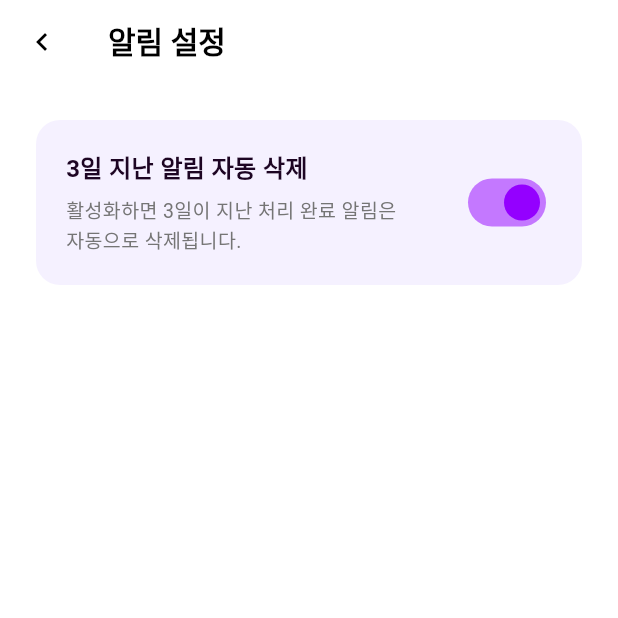
After one commit to CSID-DGU/2025-2-CSC4004-1-1-Fratelli, a Flutter app: the NotificationSettingPage screen opened directly, on a phone screen of 412 x 824 dp, the top half of it. The commit adds this screen. Run offline on Flutter 3.47's test engine with Material 3 defaults, Android fonts, the phone set to English and light mode, and no system bars; our stand-ins replace dio, file_picker, firebase_core, firebase_messaging, flutter_dotenv, flutter_local_notifications and 7 more; missing offline and left inert: gal; accounts and stored records are empty; generated files the repository leaves out were written again; network calls fail.

Commit message:
feat(notification): Implement notification settings page with auto-cleanup feature for expired notifications

```diff
--- /dev/null
+++ b/front_app/lib/pages/mypage/notification_setting.dart
@@ -0,0 +1,115 @@
+import 'package:flutter/material.dart';
+import 'package:google_fonts/google_fonts.dart';
+import 'package:shared_preferences/shared_preferences.dart';
+
+class NotificationSettingPage extends StatefulWidget {
+  const NotificationSettingPage({super.key});
+
+  @override
+  State<NotificationSettingPage> createState() =>
+      _NotificationSettingPageState();
+}
+
+class _NotificationSettingPageState extends State<NotificationSettingPage> {
+  static const String _autoCleanupKey = 'notification_auto_cleanup';
+  bool _autoCleanup = true;
+  bool _isLoading = true;
+
+  @override
+  void initState() {
+    super.initState();
+    _loadSetting();
+  }
+
+  Future<void> _loadSetting() async {
+    final prefs = await SharedPreferences.getInstance();
+    setState(() {
+      _autoCleanup = prefs.getBool(_autoCleanupKey) ?? true;
+      _isLoading = false;
+    });
+  }
+
+  Future<void> _updateAutoCleanup(bool value) async {
+    final prefs = await SharedPreferences.getInstance();
+    await prefs.setBool(_autoCleanupKey, value);
+    setState(() {
+      _autoCleanup = value;
+    });
+  }
+
+  @override
+  Widget build(BuildContext context) {
+    return Scaffold(
+      backgroundColor: Colors.white,
+      appBar: AppBar(
+        backgroundColor: Colors.white,
+        elevation: 0,
+        leading: IconButton(
+          icon: const Icon(Icons.chevron_left, color: Colors.black),
+          onPressed: () => Navigator.pop(context),
+        ),
+        title: Text(
+          '알림 설정',
+          style: GoogleFonts.k2d(
+            fontSize: 20,
+            fontWeight: FontWeight.w600,
+            color: Colors.black,
+          ),
+        ),
+      ),
+      body: _isLoading
+          ? const Center(
+              child: CircularProgressIndicator(
+                color: Color(0xFF27005D),
+              ),
+            )
+          : Padding(
+              padding: const EdgeInsets.all(24),
+              child: Column(
+                crossAxisAlignment: CrossAxisAlignment.start,
+                children: [
+                  Container(
+                    padding: const EdgeInsets.all(20),
+                    decoration: BoxDecoration(
+                      color: const Color(0xFFF5F1FF),
+                      borderRadius: BorderRadius.circular(16),
+                    ),
+                    child: Row(
+                      children: [
+                        Expanded(
+                          child: Column(
+                            crossAxisAlignment: CrossAxisAlignment.start,
+                            children: [
+                              Text(
+                                '3일 지난 알림 자동 삭제',
+                                style: GoogleFonts.k2d(
+                                  fontSize: 16,
+                                  fontWeight: FontWeight.w600,
+                                  color: const Color(0xFF1D0523),
+                                ),
+                              ),
+                              const SizedBox(height: 6),
+                              Text(
+                                '활성화하면 3일이 지난 처리 완료 알림은\n자동으로 삭제됩니다.',
+                                style: GoogleFonts.k2d(
+                                  fontSize: 13,
+                                  color: Colors.grey[600],
+                                ),
+                              ),
+                            ],
+                          ),
+                        ),
+                        Switch(
+                          value: _autoCleanup,
+                          onChanged: _updateAutoCleanup,
+                          activeColor: const Color(0xFF9400FF),
+                        ),
+                      ],
+                    ),
+                  ),
+                ],
+              ),
+            ),
+    );
+  }
+}
```
Also changed, not shown: front_app/lib/pages/mypage/notification.dart (+56 -5 lines).
